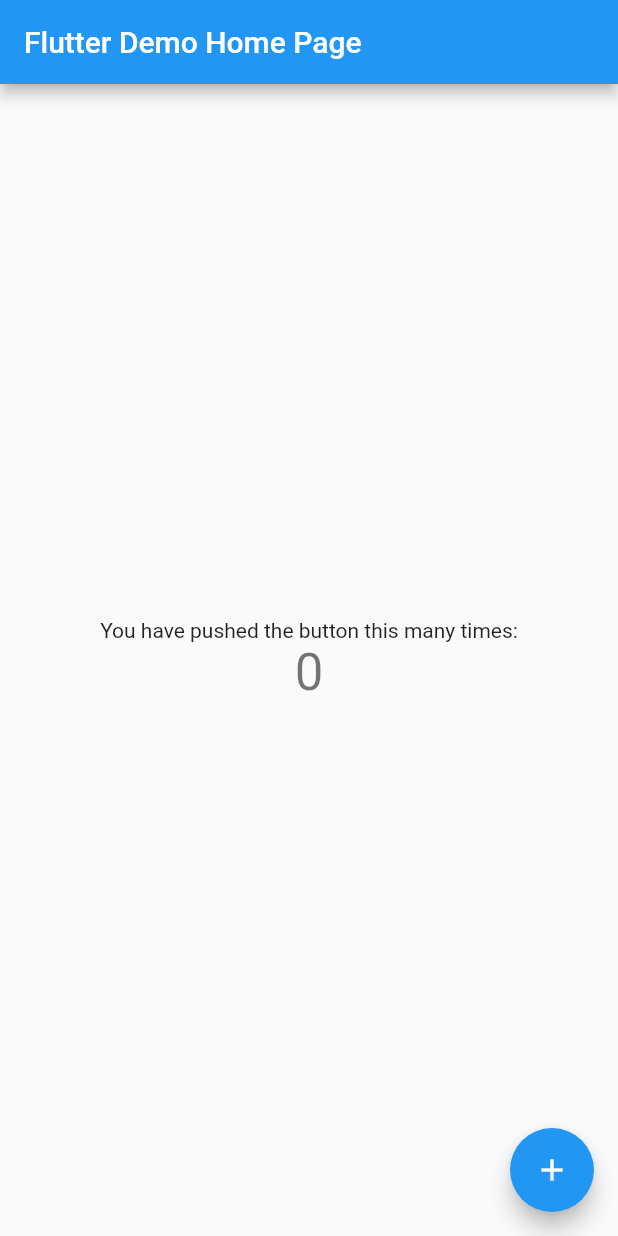
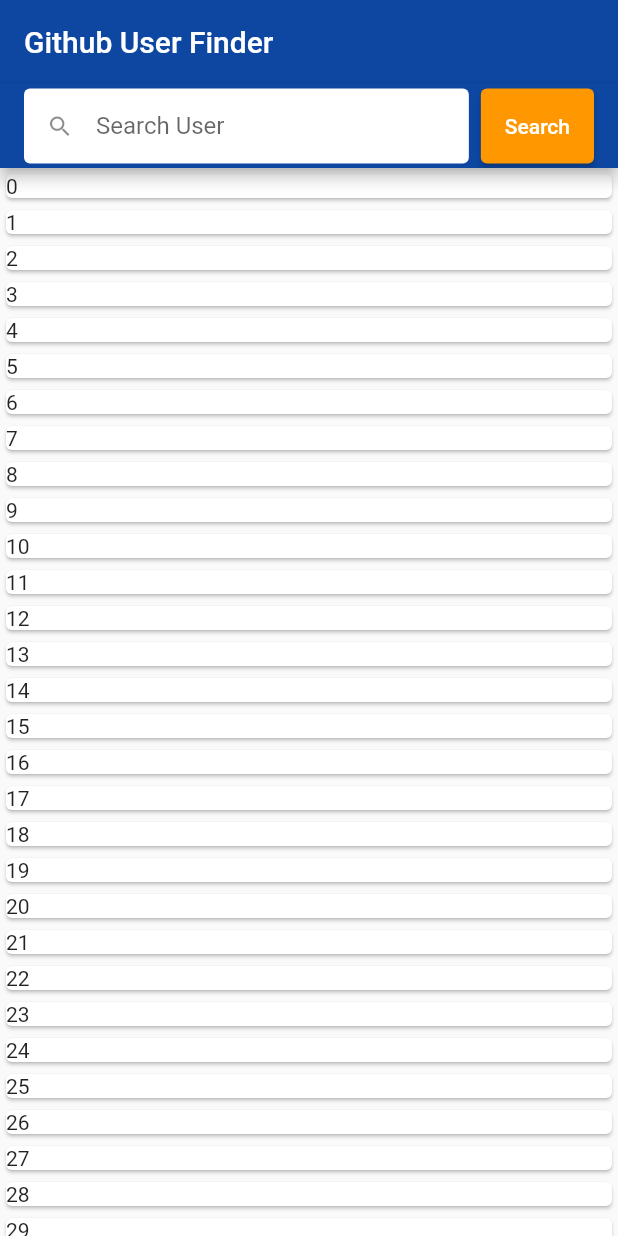
Before and after one commit to developerazis/git-user-finder, a Flutter app: the screen it shows after launch, on a phone screen of 412 x 824 dp. Run offline on Flutter 3.47's test engine with Material 2 defaults, Android fonts, the phone set to English and light mode, and no system bars.

Commit message:
add users model and home screen

```diff
--- a/lib/main.dart
+++ b/lib/main.dart
@@ -1,4 +1,5 @@
 import 'package:flutter/material.dart';
+import 'package:github_user_finder_app/view/home_screen.dart';
 
 void main() {
   runApp(MyApp());
@@ -8,106 +9,6 @@
   // This widget is the root of your application.
   @override
   Widget build(BuildContext context) {
-    return MaterialApp(
-      title: 'Flutter Demo',
-      theme: ThemeData(
-        // This is the theme of your application.
-        //
-        // Try running your application with "flutter run". You'll see the
-        // application has a blue toolbar. Then, without quitting the app, try
-        // changing the primarySwatch below to Colors.green and then invoke
-        // "hot reload" (press "r" in the console where you ran "flutter run",
-        // or simply save your changes to "hot reload" in a Flutter IDE).
-        // Notice that the counter didn't reset back to zero; the application
-        // is not restarted.
-        primarySwatch: Colors.blue,
-      ),
-      home: MyHomePage(title: 'Flutter Demo Home Page'),
-    );
+    return HomeScreen();
   }
 }
-
-class MyHomePage extends StatefulWidget {
-  MyHomePage({Key? key, required this.title}) : super(key: key);
-
-  // This widget is the home page of your application. It is stateful, meaning
-  // that it has a State object (defined below) that contains fields that affect
-  // how it looks.
-
-  // This class is the configuration for the state. It holds the values (in this
-  // case the title) provided by the parent (in this case the App widget) and
-  // used by the build method of the State. Fields in a Widget subclass are
-  // always marked "final".
-
-  final String title;
-
-  @override
-  _MyHomePageState createState() => _MyHomePageState();
-}
-
-class _MyHomePageState extends State<MyHomePage> {
-  int _counter = 0;
-
-  void _incrementCounter() {
-    setState(() {
-      // This call to setState tells the Flutter framework that something has
-      // changed in this State, which causes it to rerun the build method below
-      // so that the display can reflect the updated values. If we changed
-      // _counter without calling setState(), then the build method would not be
-      // called again, and so nothing would appear to happen.
-      _counter++;
-    });
-  }
-
-  @override
-  Widget build(BuildContext context) {
-    // This method is rerun every time setState is called, for instance as done
-    // by the _incrementCounter method above.
-    //
-    // The Flutter framework has been optimized to make rerunning build methods
-    // fast, so that you can just rebuild anything that needs updating rather
-    // than having to individually change instances of widgets.
-    return Scaffold(
-      appBar: AppBar(
-        // Here we take the value from the MyHomePage object that was created by
-        // the App.build method, and use it to set our appbar title.
-        title: Text(widget.title),
-      ),
-      body: Center(
-        // Center is a layout widget. It takes a single child and positions it
-        // in the middle of the parent.
-        child: Column(
-          // Column is also a layout widget. It takes a list of children and
-          // arranges them vertically. By default, it sizes itself to fit its
-          // children horizontally, and tries to be as tall as its parent.
-          //
-          // Invoke "debug painting" (press "p" in the console, choose the
-          // "Toggle Debug Paint" action from the Flutter Inspector in Android
-          // Studio, or the "Toggle Debug Paint" command in Visual Studio Code)
-          // to see the wireframe for each widget.
-          //
-          // Column has various properties to control how it sizes itself and
-          // how it positions its children. Here we use mainAxisAlignment to
-          // center the children vertically; the main axis here is the vertical
-          // axis because Columns are vertical (the cross axis would be
-          // horizontal).
-          mainAxisAlignment: MainAxisAlignment.center,
-          children: <Widget>[
-            Text(
-              'You have pushed the button this many times:',
-            ),
-            Text(
-              '$_counter',
-              style: Theme.of(context).textTheme.headline4,
-            ),
-          ],
-        ),
-      ),
-      floatingActionButton: FloatingActionButton(
-        onPressed: _incrementCounter,
-        tooltip: 'Increment',
-        child: Icon(Icons.add),
-      ), // This trailing comma makes auto-formatting nicer for build methods.
-    );
-  }
-}
--- /dev/null
+++ b/lib/models/user.dart
@@ -0,0 +1,117 @@
+class User {
+  String? login;
+  int? id;
+  String? nodeId;
+  String? avatarUrl;
+  String? gravatarId;
+  String? url;
+  String? htmlUrl;
+  String? followersUrl;
+  String? followingUrl;
+  String? gistsUrl;
+  String? starredUrl;
+  String? subscriptionsUrl;
+  String? organizationsUrl;
+  String? reposUrl;
+  String? eventsUrl;
+  String? receivedEventsUrl;
+  String? type;
+  bool? siteAdmin;
+  int? score;
+
+  User(
+      {this.login,
+      this.id,
+      this.nodeId,
+      this.avatarUrl,
+      this.gravatarId,
+      this.url,
+      this.htmlUrl,
+      this.followersUrl,
+      this.followingUrl,
+      this.gistsUrl,
+      this.starredUrl,
+      this.subscriptionsUrl,
+      this.organizationsUrl,
+      this.reposUrl,
+      this.eventsUrl,
+      this.receivedEventsUrl,
+      this.type,
+      this.siteAdmin,
+      this.score});
+
+  User.fromJson(Map<String, dynamic> json) {
+    login = json['login'];
+    id = json['id'];
+    nodeId = json['node_id'];
+    avatarUrl = json['avatar_url'];
+    gravatarId = json['gravatar_id'];
+    url = json['url'];
+    htmlUrl = json['html_url'];
+    followersUrl = json['followers_url'];
+    followingUrl = json['following_url'];
+    gistsUrl = json['gists_url'];
+    starredUrl = json['starred_url'];
+    subscriptionsUrl = json['subscriptions_url'];
+    organizationsUrl = json['organizations_url'];
+    reposUrl = json['repos_url'];
+    eventsUrl = json['events_url'];
+    receivedEventsUrl = json['received_events_url'];
+    type = json['type'];
+    siteAdmin = json['site_admin'];
+    score = json['score'];
+  }
+
+  Map<String, dynamic> toJson() {
+    final Map<String, dynamic> data = new Map<String, dynamic>();
+    data['login'] = this.login;
+    data['id'] = this.id;
+    data['node_id'] = this.nodeId;
+    data['avatar_url'] = this.avatarUrl;
+    data['gravatar_id'] = this.gravatarId;
+    data['url'] = this.url;
+    data['html_url'] = this.htmlUrl;
+    data['followers_url'] = this.followersUrl;
+    data['following_url'] = this.followingUrl;
+    data['gists_url'] = this.gistsUrl;
+    data['starred_url'] = this.starredUrl;
+    data['subscriptions_url'] = this.subscriptionsUrl;
+    data['organizations_url'] = this.organizationsUrl;
+    data['repos_url'] = this.reposUrl;
+    data['events_url'] = this.eventsUrl;
+    data['received_events_url'] = this.receivedEventsUrl;
+    data['type'] = this.type;
+    data['site_admin'] = this.siteAdmin;
+    data['score'] = this.score;
+    return data;
+  }
+}
+
+class UserSearch {
+  late int totalCount;
+  bool? incompleteResults;
+  List<User>? users;
+
+  UserSearch({this.incompleteResults, this.users});
+
+  UserSearch.fromJson(Map<String, dynamic> json) {
+    totalCount = json['total_count'];
+    incompleteResults = json['incomplete_results'];
+    if (json['users'] != null) {
+      users = <User>[];
+      json['items'].forEach((v) {
+        users!.add(new User.fromJson(v));
+      });
+    }
+  }
+
+  Map<String, dynamic> toJson() {
+    final Map<String, dynamic> data = new Map<String, dynamic>();
+    data['total_count'] = this.totalCount;
+    data['incomplete_results'] = this.incompleteResults;
+    if (this.users != null) {
+      data['items'] = this.users!.map((v) => v.toJson()).toList();
+    }
+    return data;
+  }
+}
--- /dev/null
+++ b/lib/view/home_screen.dart
@@ -0,0 +1,74 @@
+import 'package:flutter/cupertino.dart';
+import 'package:flutter/material.dart';
+
+class HomeScreen extends StatelessWidget {
+  const HomeScreen({Key? key}) : super(key: key);
+
+  @override
+  Widget build(BuildContext context) {
+    return MaterialApp(
+      home: Scaffold(
+        body: CustomScrollView(
+          slivers: [
+            SliverAppBar(
+              pinned: true,
+              floating: true,
+              snap: false,
+              title: Text("Github User Finder"),
+              backgroundColor: Colors.blue[900],
+              bottom: AppBar(
+                backgroundColor: Colors.blue[900],
+                title: Container(
+                  child: Row(
+                    mainAxisAlignment: MainAxisAlignment.spaceBetween,
+                    children: [
+                      Expanded(
+                        child: Container(
+                          height: 50,
+                          child: TextField(
+                            decoration: InputDecoration(
+                              border: OutlineInputBorder(
+                                borderRadius: BorderRadius.circular(4),
+                                borderSide: BorderSide.none,
+                              ),
+                              hintText: 'Search User',
+                              isDense: true,
+                              filled: true,
+                              prefixIcon: Icon(Icons.search),
+                              fillColor: Colors.white,
+                            ),
+                            onChanged: (text) {},
+                          ),
+                        ),
+                      ),
+                      SizedBox(
+                        width: 8,
+                      ),
+                      ElevatedButton(
+                        onPressed: () {},
+                        child: Container(
+                            decoration: BoxDecoration(),
+                            height: 50,
+                            child: Center(child: Text("Search"))),
+                        style: ElevatedButton.styleFrom(primary: Colors.orange),
+                      )
+                    ],
+                  ),
+                ),
+              ),
+            ),
+            SliverList(
+                delegate: SliverChildBuilderDelegate(
+              (context, index) {
+                return Card(
+                  child: Text(index.toString()),
+                );
+              },
+              childCount: 100,
+            ))
+          ],
+        ),
+      ),
+    );
+  }
+}
```
Also changed, not shown: lib/models/all_user.dart (added, +24 -0 lines), lib/models/user_find.dart (added, +30 -0 lines).
